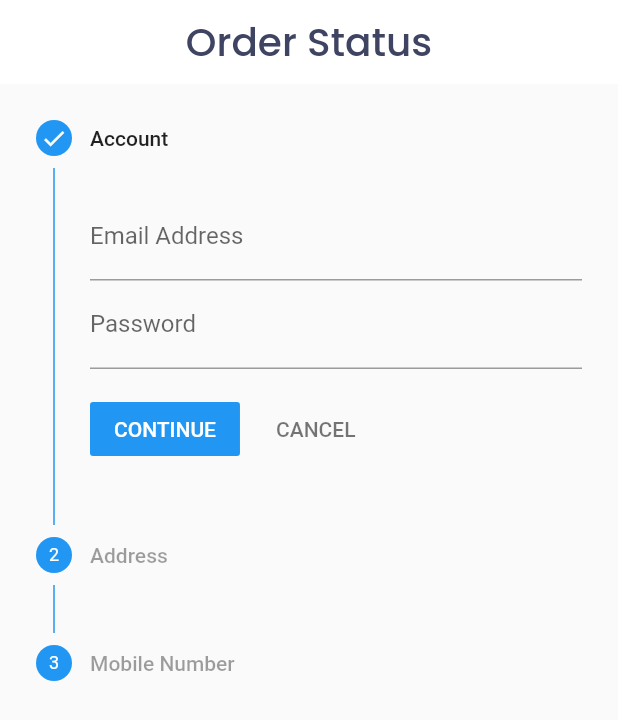
After one commit to kartikjetani/canteenapp, a Flutter app: the StepperDemo screen opened directly, on a phone screen of 412 x 824 dp. The commit adds this screen. Shown: the top 720 px of the screen. Run offline on Flutter 3.47's test engine with Material 2 defaults, Android fonts, the phone set to English and light mode, and no system bars; our stand-ins replace cloud_firestore, firebase_auth, firebase_core, get, get_storage, google_fonts and 2 more; missing offline and left inert: dart:ffi, flutter_facebook_auth; accounts and stored records are empty.

Commit message:
order stepper added
order menu, stepper,navigation

```diff
--- /dev/null
+++ b/lib/components/misc/stepper.dart
@@ -0,0 +1,112 @@
+import 'package:flutter/material.dart';
+import 'package:google_fonts/google_fonts.dart';
+
+class StepperDemo extends StatefulWidget {
+  @override
+  _StepperDemoState createState() => _StepperDemoState();
+}
+
+class _StepperDemoState extends State<StepperDemo> {
+  int _currentStep = 0;
+
+  @override
+  Widget build(BuildContext context) {
+    return Scaffold(
+      appBar: AppBar(
+        automaticallyImplyLeading: false,
+        title: Center(
+          child: Text('Order Status',
+              style: GoogleFonts.poppins(
+                  fontSize: 26,
+                  fontWeight: FontWeight.w500,
+                  fontStyle: FontStyle.normal,
+                  color: Color.fromRGBO(62, 68, 98, 1))),
+        ),
+        backgroundColor: Colors.white,
+        elevation: 0,
+        centerTitle: true,
+      ),
+      body: Container(
+        child: Column(
+          children: [
+            Expanded(
+              child: Stepper(
+                type: StepperType.vertical,
+                physics: ScrollPhysics(),
+                currentStep: _currentStep,
+                onStepTapped: (step) => tapped(step),
+                onStepContinue: continued,
+                onStepCancel: cancel,
+                steps: <Step>[
+                  Step(
+                    title: new Text('Account'),
+                    content: Column(
+                      children: <Widget>[
+                        TextFormField(
+                          decoration:
+                              InputDecoration(labelText: 'Email Address'),
+                        ),
+                        TextFormField(
+                          decoration: InputDecoration(labelText: 'Password'),
+                        ),
+                      ],
+                    ),
+                    isActive: _currentStep >= 0,
+                    state: _currentStep >= 0
+                        ? StepState.complete
+                        : StepState.disabled,
+                  ),
+                  Step(
+                    title: new Text('Address'),
+                    content: Column(
+                      children: <Widget>[
+                        TextFormField(
+                          decoration:
+                              InputDecoration(labelText: 'Home Address'),
+                        ),
+                        TextFormField(
+                          decoration: InputDecoration(labelText: 'Postcode'),
+                        ),
+                      ],
+                    ),
+                    isActive: _currentStep >= 0,
+                    state: _currentStep >= 1
+                        ? StepState.complete
+                        : StepState.disabled,
+                  ),
+                  Step(
+                    title: new Text('Mobile Number'),
+                    content: Column(
+                      children: <Widget>[
+                        TextFormField(
+                          decoration:
+                              InputDecoration(labelText: 'Mobile Number'),
+                        ),
+                      ],
+                    ),
+                    isActive: _currentStep >= 0,
+                    state: _currentStep >= 2
+                        ? StepState.complete
+                        : StepState.disabled,
+                  ),
+                ],
+              ),
+            ),
+          ],
+        ),
+      ),
+    );
+  }
+
+  tapped(int step) {
+    setState(() => _currentStep = step);
+  }
+
+  continued() {
+    _currentStep < 2 ? setState(() => _currentStep += 1) : null;
+  }
+
+  cancel() {
+    _currentStep > 0 ? setState(() => _currentStep -= 1) : null;
+  }
+}
```
Also changed, not shown: lib/screens/home_screen.dart (+152 -8 lines).
